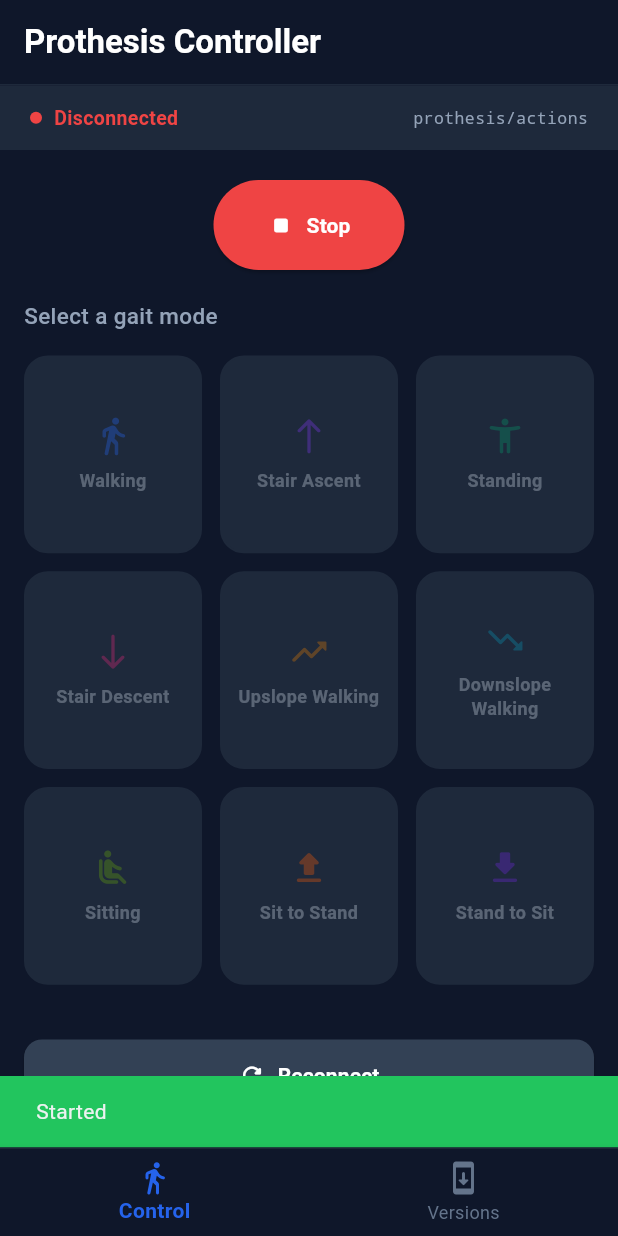
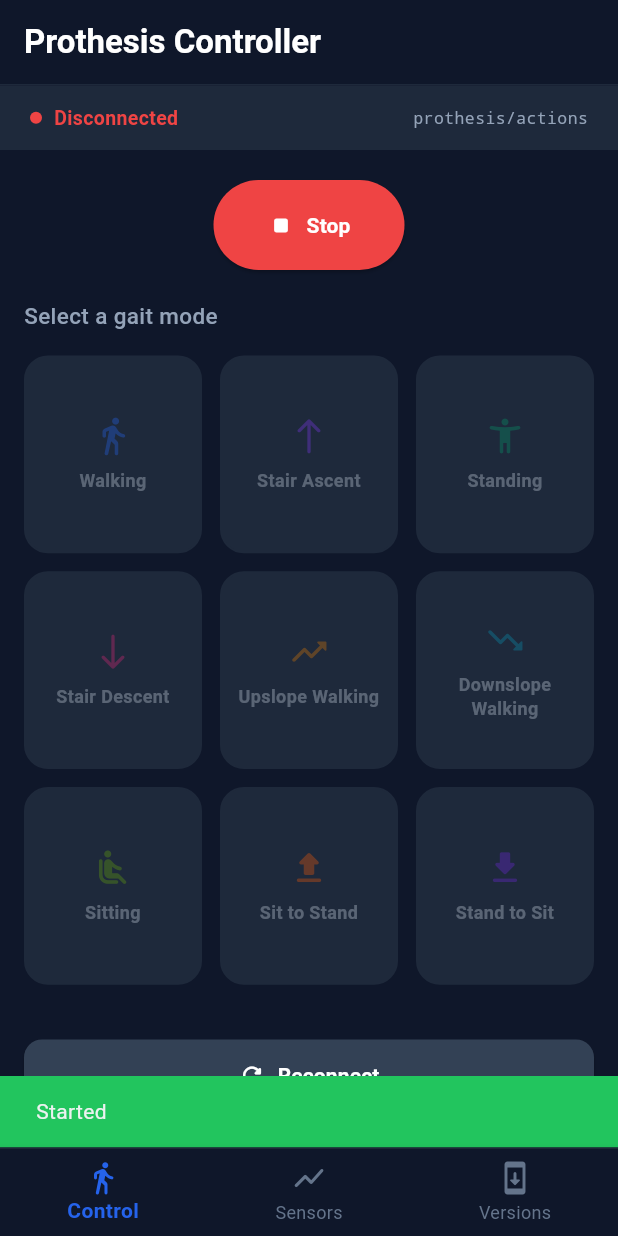
Before and after one commit to mateus-sartorio/prosthesis_mobile_controller, a Flutter app: the screen it shows after launch, after a tap on "Start", on a phone screen of 412 x 824 dp. Run offline on Flutter 3.47's test engine with Material 3 defaults, Android fonts, the phone set to English and light mode, and no system bars; our stand-ins replace fl_chart; missing offline and left inert: mqtt_client; network calls fail.

Commit message:
feat: sensors graph page

```diff
--- a/lib/screens/main_navigation.dart
+++ b/lib/screens/main_navigation.dart
@@ -2,6 +2,7 @@ import 'package:flutter/material.dart';
 
 import 'home_screen.dart';
 import 'releases_screen.dart';
+import 'sensors_screen.dart';
 
 /// Root navigation shell hosting the app's primary tabs in a bottom
 /// navigation bar. Tabs are kept alive via [IndexedStack] so their state
@@ -16,13 +17,20 @@ class MainNavigation extends StatefulWidget {
 class _MainNavigationState extends State<MainNavigation> {
   int _currentIndex = 0;
 
-  static const List<Widget> _screens = [HomeScreen(), ReleasesScreen()];
-
   @override
   Widget build(BuildContext context) {
+    // Rebuilt each frame so [SensorsScreen] gets an up-to-date `isActive` flag
+    // (it gates its 10 Hz sampling on visibility). HomeScreen/ReleasesScreen
+    // are const, so they're canonicalized and keep their state across rebuilds.
+    final screens = [
+      const HomeScreen(),
+      SensorsScreen(isActive: _currentIndex == 1),
+      const ReleasesScreen(),
+    ];
+
     return Scaffold(
       backgroundColor: const Color(0xFF0F172A),
-      body: IndexedStack(index: _currentIndex, children: _screens),
+      body: IndexedStack(index: _currentIndex, children: screens),
       bottomNavigationBar: Container(
         decoration: const BoxDecoration(
           border: Border(top: BorderSide(color: Color(0xFF1E293B), width: 1)),
@@ -41,6 +49,10 @@ class _MainNavigationState extends State<MainNavigation> {
               label: 'Control',
             ),
             BottomNavigationBarItem(
+              icon: Icon(Icons.show_chart_rounded),
+              label: 'Sensors',
+            ),
+            BottomNavigationBarItem(
               icon: Icon(Icons.system_update_rounded),
               label: 'Versions',
             ),
--- /dev/null
+++ b/lib/screens/sensors_screen.dart
@@ -0,0 +1,324 @@
+import 'dart:async';
+import 'dart:math';
+
+import 'package:fl_chart/fl_chart.dart';
+import 'package:flutter/material.dart';
+
+/// Live plot of the prothesis' six sensors. Each sensor is a temporal series
+/// sampled at ~10 Hz; only the most recent [_windowSize] samples are kept in a
+/// sliding window so memory stays bounded. Values are currently synthesized
+/// (a bounded random walk) until real sensor telemetry is wired in.
+///
+/// A single [Timer] drives all six series and triggers one [setState] per tick
+/// (so 10 rebuilds/second rather than 60), and chart animations are disabled
+/// to keep the stream smooth under the constant data churn.
+class SensorsScreen extends StatefulWidget {
+  const SensorsScreen({super.key, required this.isActive});
+
+  /// Whether this tab is the one currently selected in the bottom nav. The
+  /// screen lives in an [IndexedStack] and so is never disposed while the app
+  /// runs; sampling is gated on this flag so the 10 Hz timer and its rebuilds
+  /// don't keep running (rebuilding/laying out off-screen charts) for a tab the
+  /// user can't see.
+  final bool isActive;
+
+  @override
+  State<SensorsScreen> createState() => _SensorsScreenState();
+}
+
+/// Static description of a single sensor channel: its label, plot color and the
+/// expected value range (used to fix the Y axis so it doesn't jitter as data
+/// scrolls past).
+class _SensorSpec {
+  const _SensorSpec({
+    required this.label,
+    required this.color,
+    required this.min,
+    required this.max,
+  });
+
+  final String label;
+  final Color color;
+  final double min;
+  final double max;
+
+  double get mid => (min + max) / 2;
+}
+
+class _SensorsScreenState extends State<SensorsScreen>
+    with WidgetsBindingObserver {
+  /// Maximum number of samples retained per sensor (the sliding window).
+  static const int _windowSize = 1000;
+
+  /// Time between samples — ~10 updates per second.
+  static const Duration _samplePeriod = Duration(milliseconds: 100);
+
+  static const List<_SensorSpec> _specs = [
+    _SensorSpec(label: 'Sensor 1', color: Color(0xFF2563EB), min: 0, max: 100),
+    _SensorSpec(label: 'Sensor 2', color: Color(0xFF7C3AED), min: -50, max: 50),
+    _SensorSpec(label: 'Sensor 3', color: Color(0xFF059669), min: 0, max: 360),
+    _SensorSpec(label: 'Sensor 4', color: Color(0xFFDB2777), min: -10, max: 10),
+    _SensorSpec(label: 'Sensor 5', color: Color(0xFFD97706), min: 0, max: 200),
+    _SensorSpec(label: 'Sensor 6', color: Color(0xFF0891B2), min: -100, max: 100),
+  ];
+
+  final Random _rng = Random();
+
+  /// Sliding window of samples per sensor. The x coordinate is a monotonically
+  /// increasing sample index so the plot scrolls left as new data arrives.
+  late final List<List<FlSpot>> _series;
+
+  /// Latest value per sensor (mirrors the last spot's y; kept for the readout).
+  late final List<double> _current;
+
+  /// Global sample counter, used as the x coordinate for every series.
+  int _sampleIndex = 0;
+
+  /// Whether the app is in the foreground. Sampling only runs when the tab is
+  /// both selected ([SensorsScreen.isActive]) and the app is resumed.
+  bool _appResumed = true;
+
+  Timer? _timer;
+
+  @override
+  void initState() {
+    super.initState();
+    WidgetsBinding.instance.addObserver(this);
+    _series = List.generate(_specs.length, (_) => <FlSpot>[]);
+    _current = _specs.map((s) => s.mid).toList();
+    _syncSampling();
+  }
+
+  @override
+  void didUpdateWidget(SensorsScreen oldWidget) {
+    super.didUpdateWidget(oldWidget);
+    // The tab was selected or deselected — start/stop the timer accordingly.
+    if (widget.isActive != oldWidget.isActive) {
+      _syncSampling();
+    }
+  }
+
+  @override
+  void dispose() {
+    _stopSampling();
+    WidgetsBinding.instance.removeObserver(this);
+    super.dispose();
+  }
+
+  @override
+  void didChangeAppLifecycleState(AppLifecycleState state) {
+    // Don't burn CPU/battery generating samples while backgrounded.
+    _appResumed = state == AppLifecycleState.resumed;
+    _syncSampling();
+  }
+
+  /// Starts or stops the sampling timer so it runs only while this tab is
+  /// visible and the app is foregrounded. Safe to call repeatedly — the timer
+  /// guard makes starting idempotent.
+  void _syncSampling() {
+    if (widget.isActive && _appResumed) {
+      _startSampling();
+    } else {
+      _stopSampling();
+    }
+  }
+
+  void _startSampling() {
+    _timer ??= Timer.periodic(_samplePeriod, (_) => _tick());
+  }
+
+  void _stopSampling() {
+    _timer?.cancel();
+    _timer = null;
+  }
+
+  void _tick() {
+    final x = _sampleIndex.toDouble();
+    for (var i = 0; i < _specs.length; i++) {
+      _current[i] = _nextValue(i);
+      final buffer = _series[i];
+      buffer.add(FlSpot(x, _current[i]));
+      if (buffer.length > _windowSize) {
+        buffer.removeAt(0);
+      }
+    }
+    _sampleIndex++;
+    if (mounted) setState(() {});
+  }
+
+  /// Bounded random walk: nudges the previous value by a small random step and
+  /// clamps it to the sensor's range, yielding a signal that looks plausibly
+  /// sensor-like rather than pure noise.
+  double _nextValue(int i) {
+    final spec = _specs[i];
+    final span = spec.max - spec.min;
+    final step = (_rng.nextDouble() - 0.5) * span * 0.08;
+    return (_current[i] + step).clamp(spec.min, spec.max);
+  }
+
+  @override
+  Widget build(BuildContext context) {
+    return Scaffold(
+      backgroundColor: const Color(0xFF0F172A),
+      appBar: AppBar(
+        title: const Text(
+          'Sensors',
+          style: TextStyle(fontWeight: FontWeight.w600),
+        ),
+        backgroundColor: const Color(0xFF0F172A),
+        foregroundColor: Colors.white,
+        elevation: 0,
+        bottom: PreferredSize(
+          preferredSize: const Size.fromHeight(1),
+          child: Container(height: 1, color: const Color(0xFF1E293B)),
+        ),
+      ),
+      body: ListView.separated(
+        padding: const EdgeInsets.all(16),
+        itemCount: _specs.length,
+        separatorBuilder: (_, _) => const SizedBox(height: 16),
+        itemBuilder: (context, index) => _buildSensorCard(index),
+      ),
+    );
+  }
+
+  Widget _buildSensorCard(int index) {
+    final spec = _specs[index];
+
+    return Container(
+      padding: const EdgeInsets.fromLTRB(16, 14, 16, 12),
+      decoration: BoxDecoration(
+        color: const Color(0xFF1E293B),
+        borderRadius: BorderRadius.circular(16),
+        border: Border.all(color: const Color(0xFF334155), width: 1.5),
+      ),
+      child: Column(
+        crossAxisAlignment: CrossAxisAlignment.start,
+        children: [
+          Row(
+            children: [
+              Container(
+                width: 10,
+                height: 10,
+                decoration: BoxDecoration(
+                  color: spec.color,
+                  shape: BoxShape.circle,
+                ),
+              ),
+              const SizedBox(width: 10),
+              Text(
+                spec.label,
+                style: const TextStyle(
+                  color: Colors.white,
+                  fontSize: 15,
+                  fontWeight: FontWeight.w600,
+                ),
+              ),
+              const Spacer(),
+              Text(
+                _current[index].toStringAsFixed(2),
+                style: TextStyle(
+                  color: spec.color,
+                  fontSize: 16,
+                  fontWeight: FontWeight.w700,
+                  fontFeatures: const [FontFeature.tabularFigures()],
+                ),
+              ),
+            ],
+          ),
+          const SizedBox(height: 12),
+          // Isolate the chart's per-tick repaint into its own layer so it
+          // doesn't re-rasterize the card chrome and the live value readout
+          // above (ListView already wraps each card, so cards are isolated
+          // from each other and the scaffold).
+          RepaintBoundary(
+            child: SizedBox(height: 140, child: _buildChart(index)),
+          ),
+        ],
+      ),
+    );
+  }
+
+  Widget _buildChart(int index) {
+    final spec = _specs[index];
+    final spots = _series[index];
+
+    // Until at least two samples exist there's nothing to draw a line between.
+    if (spots.length < 2) {
+      return const Center(
+        child: Text(
+          'Waiting for data…',
+          style: TextStyle(color: Color(0xFF64748B), fontSize: 13),
+        ),
+      );
+    }
+
+    final span = spec.max - spec.min;
+
+    return LineChart(
+      // Disable the implicit data-change animation: with new data every 100 ms
+      // it would never settle and would look like jitter.
+      duration: Duration.zero,
+      LineChartData(
+        minX: spots.first.x,
+        maxX: spots.last.x,
+        minY: spec.min,
+        maxY: spec.max,
+        clipData: const FlClipData.all(),
+        lineTouchData: const LineTouchData(enabled: false),
+        gridData: FlGridData(
+          show: true,
+          drawVerticalLine: false,
+          horizontalInterval: span / 4,
+          getDrawingHorizontalLine: (_) =>
+              const FlLine(color: Color(0xFF334155), strokeWidth: 1),
+        ),
+        borderData: FlBorderData(show: false),
+        titlesData: FlTitlesData(
+          topTitles: const AxisTitles(
+            sideTitles: SideTitles(showTitles: false),
+          ),
+          rightTitles: const AxisTitles(
+            sideTitles: SideTitles(showTitles: false),
+          ),
+          bottomTitles: const AxisTitles(
+            sideTitles: SideTitles(showTitles: false),
+          ),
+          leftTitles: AxisTitles(
+            sideTitles: SideTitles(
+              showTitles: true,
+              reservedSize: 40,
+              interval: span / 2,
+              getTitlesWidget: (value, meta) {
+                if (value == meta.max) return const SizedBox.shrink();
+                return Padding(
+                  padding: const EdgeInsets.only(right: 6),
+                  child: Text(
+                    value.toStringAsFixed(0),
+                    style: const TextStyle(
+                      color: Color(0xFF64748B),
+                      fontSize: 10,
+                    ),
+                  ),
+                );
+              },
+            ),
+          ),
+        ),
+        lineBarsData: [
+          LineChartBarData(
+            spots: spots,
+            isCurved: false,
+            color: spec.color,
+            barWidth: 2,
+            dotData: const FlDotData(show: false),
+            belowBarData: BarAreaData(
+              show: true,
+              color: spec.color.withValues(alpha: 0.12),
+            ),
+          ),
+        ],
+      ),
+    );
+  }
+}
--- a/pubspec.yaml
+++ b/pubspec.yaml
@@ -39,6 +39,7 @@ dependencies:
   mqtt_client: ^9.7.0
   intl: ^0.20.2
   http: ^1.2.2
+  fl_chart: ^1.2.0
 
 dev_dependencies:
   flutter_test:
```
Also changed, not shown: pubspec.lock.
